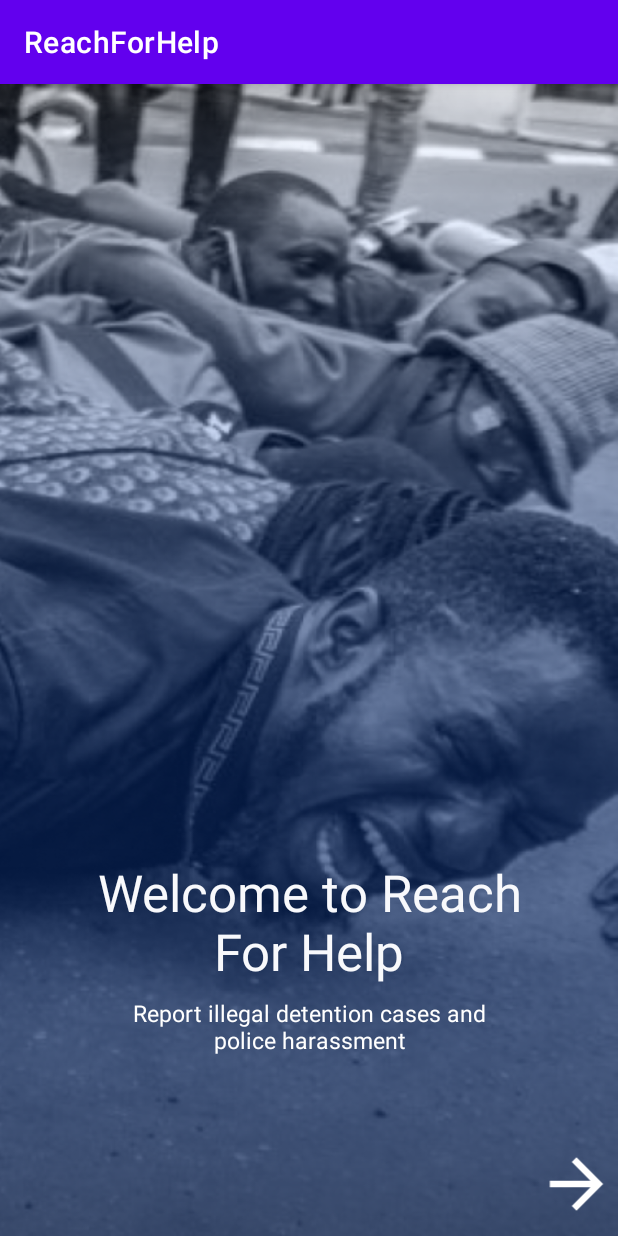
After one commit to wise4rmgod/ReachForHelp, an Android app: the fragment ViewPagerFragment shown on its own in the app's theme, on a phone screen of 412 x 824 dp. The commit adds this screen. Run offline under Robolectric (Android 15) with nearby library versions, the phone set to English and light mode, and no system bars.

Commit message:
Onboarding Screens

```diff
--- a/app/build.gradle
+++ b/app/build.gradle
@@ -44,6 +44,8 @@ dependencies {
     implementation 'androidx.lifecycle:lifecycle-viewmodel-ktx:2.4.0'
     implementation 'androidx.navigation:navigation-fragment-ktx:2.3.5'
     implementation 'androidx.navigation:navigation-ui-ktx:2.3.5'
+    implementation 'androidx.legacy:legacy-support-v4:1.0.0'
+    implementation 'androidx.viewpager:viewpager:1.1.0-alpha01'
     testImplementation 'junit:junit:4.+'
     androidTestImplementation 'androidx.test.ext:junit:1.1.3'
     androidTestImplementation 'androidx.test.espresso:espresso-core:3.4.0'
--- /dev/null
+++ b/app/src/main/java/com/dev/reachforhelp/ui/dashboard/ui/onboarding/onboardingscreens/OnboardingOneFragment.kt
@@ -0,0 +1,33 @@
+package com.dev.reachforhelp.ui.dashboard.ui.onboarding.onboardingscreens
+
+import android.os.Bundle
+import androidx.fragment.app.Fragment
+import android.view.LayoutInflater
+import android.view.View
+import android.view.ViewGroup
+import androidx.viewpager2.widget.ViewPager2
+import com.dev.reachforhelp.R
+import com.dev.reachforhelp.databinding.FragmentOnboardingOneBinding
+
+
+class OnboardingOneFragment : Fragment() {
+
+    private lateinit var binding: FragmentOnboardingOneBinding
+    private lateinit var viewpager: ViewPager2
+
+    override fun onCreateView(
+        inflater: LayoutInflater, container: ViewGroup?,
+        savedInstanceState: Bundle?
+    ): View? {
+        // Inflate the layout for this fragment
+        binding = FragmentOnboardingOneBinding.inflate(layoutInflater)
+
+        binding.imgArrow.setOnClickListener {
+            viewpager.currentItem = 1
+        }
+
+        return binding.root
+    }
+
+
+}
--- /dev/null
+++ b/app/src/main/java/com/dev/reachforhelp/ui/dashboard/ui/onboarding/onboardingscreens/OnboardingThreeFragment.kt
@@ -0,0 +1,22 @@
+package com.dev.reachforhelp.ui.dashboard.ui.onboarding.onboardingscreens
+
+import android.os.Bundle
+import androidx.fragment.app.Fragment
+import android.view.LayoutInflater
+import android.view.View
+import android.view.ViewGroup
+import com.dev.reachforhelp.R
+
+
+class OnboardingThreeFragment : Fragment() {
+
+    override fun onCreateView(
+        inflater: LayoutInflater, container: ViewGroup?,
+        savedInstanceState: Bundle?
+    ): View? {
+        // Inflate the layout for this fragment
+        return inflater.inflate(R.layout.fragment_onboarding_three, container, false)
+    }
+
+
+}
--- /dev/null
+++ b/app/src/main/java/com/dev/reachforhelp/ui/dashboard/ui/onboarding/onboardingscreens/OnboardingTwoFragment.kt
@@ -0,0 +1,34 @@
+package com.dev.reachforhelp.ui.dashboard.ui.onboarding.onboardingscreens
+
+import android.os.Bundle
+import androidx.fragment.app.Fragment
+import android.view.LayoutInflater
+import android.view.View
+import android.view.ViewGroup
+import androidx.viewpager2.widget.ViewPager2
+import com.dev.reachforhelp.R
+import com.dev.reachforhelp.databinding.FragmentOnboardingTwoBinding
+
+
+class OnboardingTwoFragment : Fragment() {
+
+
+    private lateinit var binding: FragmentOnboardingTwoBinding
+    private lateinit var viewpager: ViewPager2
+
+    override fun onCreateView(
+        inflater: LayoutInflater, container: ViewGroup?,
+        savedInstanceState: Bundle?
+    ): View? {
+        // Inflate the layout for this fragment
+        binding = FragmentOnboardingTwoBinding.inflate(layoutInflater)
+
+        binding.imagaArrow2.setOnClickListener {
+            viewpager.currentItem = 2
+
+        }
+        return binding.root
+    }
+
+
+}
--- /dev/null
+++ b/app/src/main/java/com/dev/reachforhelp/ui/dashboard/ui/onboarding/viewPager/ViewPagerAdapter.kt
@@ -0,0 +1,20 @@
+package com.dev.reachforhelp.ui.dashboard.ui.onboarding.viewPager
+
+import androidx.fragment.app.Fragment
+import androidx.fragment.app.FragmentManager
+import androidx.lifecycle.Lifecycle
+import androidx.viewpager2.adapter.FragmentStateAdapter
+
+class ViewPagerAdapter(list:ArrayList<Fragment>, fm: FragmentManager, lifecycle: Lifecycle):
+    FragmentStateAdapter(fm, lifecycle) {
+
+    val fragList: ArrayList<Fragment> = list
+
+
+    override fun getItemCount(): Int = fragList.size
+
+
+    override fun createFragment(position: Int): Fragment {
+       return fragList[position]
+    }
+}
--- /dev/null
+++ b/app/src/main/java/com/dev/reachforhelp/ui/dashboard/ui/onboarding/viewPager/ViewPagerFragment.kt
@@ -0,0 +1,45 @@
+package com.dev.reachforhelp.ui.dashboard.ui.onboarding.viewPager
+
+import android.os.Bundle
+import androidx.fragment.app.Fragment
+import android.view.LayoutInflater
+import android.view.View
+import android.view.ViewGroup
+import com.dev.reachforhelp.R
+import com.dev.reachforhelp.databinding.FragmentViewPagerBinding
+import com.dev.reachforhelp.ui.dashboard.ui.onboarding.onboardingscreens.OnboardingOneFragment
+import com.dev.reachforhelp.ui.dashboard.ui.onboarding.onboardingscreens.OnboardingThreeFragment
+import com.dev.reachforhelp.ui.dashboard.ui.onboarding.onboardingscreens.OnboardingTwoFragment
+
+
+class ViewPagerFragment : Fragment() {
+
+ private lateinit var binding: FragmentViewPagerBinding
+
+    override fun onCreateView(
+        inflater: LayoutInflater, container: ViewGroup?,
+        savedInstanceState: Bundle?
+    ): View? {
+        // Inflate the layout for this fragment
+        binding = FragmentViewPagerBinding.inflate(layoutInflater)
+      //  val view = inflater.inflate(R.layout.fragment_view_pager, container, false)
+
+        val fragList = arrayListOf<Fragment>(
+            OnboardingOneFragment(),
+            OnboardingTwoFragment(),
+            OnboardingThreeFragment()
+        )
+
+        val adapter = ViewPagerAdapter(
+            fragList,
+            requireActivity().supportFragmentManager,
+            lifecycle
+        )
+
+        binding.viewPager.adapter = adapter
+
+        return binding.root
+    }
+
+
+}
--- /dev/null
+++ b/app/src/main/res/drawable/arrow_forward.xml
@@ -0,0 +1,5 @@
+<vector android:autoMirrored="true" android:height="24dp"
+    android:tint="#FFFFFF" android:viewportHeight="24"
+    android:viewportWidth="24" android:width="24dp" xmlns:android="http://schemas.android.com/apk/res/android">
+    <path android:fillColor="@android:color/white" android:pathData="M12,4l-1.41,1.41L16.17,11H4v2h12.17l-5.58,5.59L12,20l8,-8z"/>
+</vector>
--- /dev/null
+++ b/app/src/main/res/layout/fragment_onboarding_one.xml
@@ -0,0 +1,52 @@
+<?xml version="1.0" encoding="utf-8"?>
+<androidx.constraintlayout.widget.ConstraintLayout xmlns:android="http://schemas.android.com/apk/res/android"
+    xmlns:tools="http://schemas.android.com/tools"
+    android:layout_width="match_parent"
+    android:layout_height="match_parent"
+    xmlns:app="http://schemas.android.com/apk/res-auto"
+    android:background="@drawable/onboarding"
+    tools:context=".ui.dashboard.ui.onboarding.onboardingscreens.OnboardingOneFragment">
+
+
+    <TextView
+        android:id="@+id/txt_welcome"
+        android:layout_width="0dp"
+        android:layout_height="wrap_content"
+        android:layout_marginStart="32dp"
+        android:layout_marginTop="516dp"
+        android:layout_marginEnd="32dp"
+        android:gravity="center"
+        android:text="Welcome to Reach
+         For Help"
+        android:textColor="@color/welcome_text"
+        android:textSize="34sp"
+        app:layout_constraintEnd_toEndOf="parent"
+        app:layout_constraintHorizontal_bias="0.498"
+        app:layout_constraintStart_toStartOf="parent"
+        app:layout_constraintTop_toTopOf="parent" />
+
+    <TextView
+        android:id="@+id/txt_report_illegal"
+        android:layout_width="0dp"
+        android:layout_height="wrap_content"
+        android:layout_marginStart="32dp"
+        android:layout_marginTop="8dp"
+        android:layout_marginEnd="32dp"
+        android:gravity="center"
+        android:text="Report illegal detention cases and
+                          police harassment"
+        android:textColor="@color/white"
+        android:textSize="15sp"
+        app:layout_constraintEnd_toEndOf="parent"
+        app:layout_constraintStart_toStartOf="parent"
+        app:layout_constraintTop_toBottomOf="@+id/txt_welcome" />
+
+    <ImageView
+        android:id="@+id/img_arrow"
+        android:layout_width="55dp"
+        android:layout_height="53dp"
+        android:layout_marginBottom="8dp"
+        android:src="@drawable/arrow_forward"
+        app:layout_constraintBottom_toBottomOf="parent"
+        app:layout_constraintEnd_toEndOf="parent" />
+</androidx.constraintlayout.widget.ConstraintLayout>
--- /dev/null
+++ b/app/src/main/res/layout/fragment_view_pager.xml
@@ -0,0 +1,18 @@
+<?xml version="1.0" encoding="utf-8"?>
+<androidx.constraintlayout.widget.ConstraintLayout xmlns:android="http://schemas.android.com/apk/res/android"
+    xmlns:app="http://schemas.android.com/apk/res-auto"
+    xmlns:tools="http://schemas.android.com/tools"
+    android:layout_width="match_parent"
+    android:layout_height="match_parent"
+    tools:context=".ui.dashboard.ui.onboarding.viewPager.ViewPagerFragment">
+
+    <androidx.viewpager2.widget.ViewPager2
+        android:id="@+id/viewPager"
+        android:layout_width="match_parent"
+        android:layout_height="match_parent"
+        app:layout_constraintBottom_toBottomOf="parent"
+        app:layout_constraintEnd_toEndOf="parent"
+        app:layout_constraintStart_toStartOf="parent"
+        app:layout_constraintTop_toTopOf="parent" />
+
+</androidx.constraintlayout.widget.ConstraintLayout>
--- a/app/src/main/res/navigation/mobile_navigation.xml
+++ b/app/src/main/res/navigation/mobile_navigation.xml
@@ -22,4 +22,9 @@
         android:name="com.dev.reachforhelp.ui.dashboard.ui.notifications.NotificationsFragment"
         android:label="@string/title_notifications"
         tools:layout="@layout/fragment_notifications" />
+    <fragment
+        android:id="@+id/viewPagerFragment"
+        android:name="com.dev.reachforhelp.ui.dashboard.ui.onboarding.viewPager.ViewPagerFragment"
+        android:label="fragment_view_pager"
+        tools:layout="@layout/fragment_view_pager" />
 </navigation>
--- a/app/src/main/res/values/colors.xml
+++ b/app/src/main/res/values/colors.xml
@@ -7,4 +7,5 @@
     <color name="teal_700">#FF018786</color>
     <color name="black">#FF000000</color>
     <color name="white">#FFFFFFFF</color>
+    <color name="welcome_text">#F8F9FC</color>
 </resources>
--- a/app/src/main/res/values/strings.xml
+++ b/app/src/main/res/values/strings.xml
@@ -4,4 +4,6 @@
     <string name="title_home">Home</string>
     <string name="title_dashboard">Dashboard</string>
     <string name="title_notifications">Notifications</string>
+    <!-- TODO: Remove or change this placeholder text -->
+    <string name="hello_blank_fragment">Hello blank fragment</string>
 </resources>
--- a/build.gradle
+++ b/build.gradle
@@ -6,7 +6,7 @@ buildscript {
     }
     dependencies {
         classpath "com.android.tools.build:gradle:7.0.4"
-        classpath "org.jetbrains.kotlin:kotlin-gradle-plugin:1.6.0"
+        classpath 'org.jetbrains.kotlin:kotlin-gradle-plugin:1.6.10'
 
         // NOTE: Do not place your application dependencies here; they belong
         // in the individual module build.gradle files
```
Also changed, not shown: app/src/main/res/layout/fragment_onboarding_three.xml (added, +54 -0 lines), app/src/main/res/layout/fragment_onboarding_two.xml (added, +48 -0 lines), app/src/main/res/drawable/onboarding.png (added).
